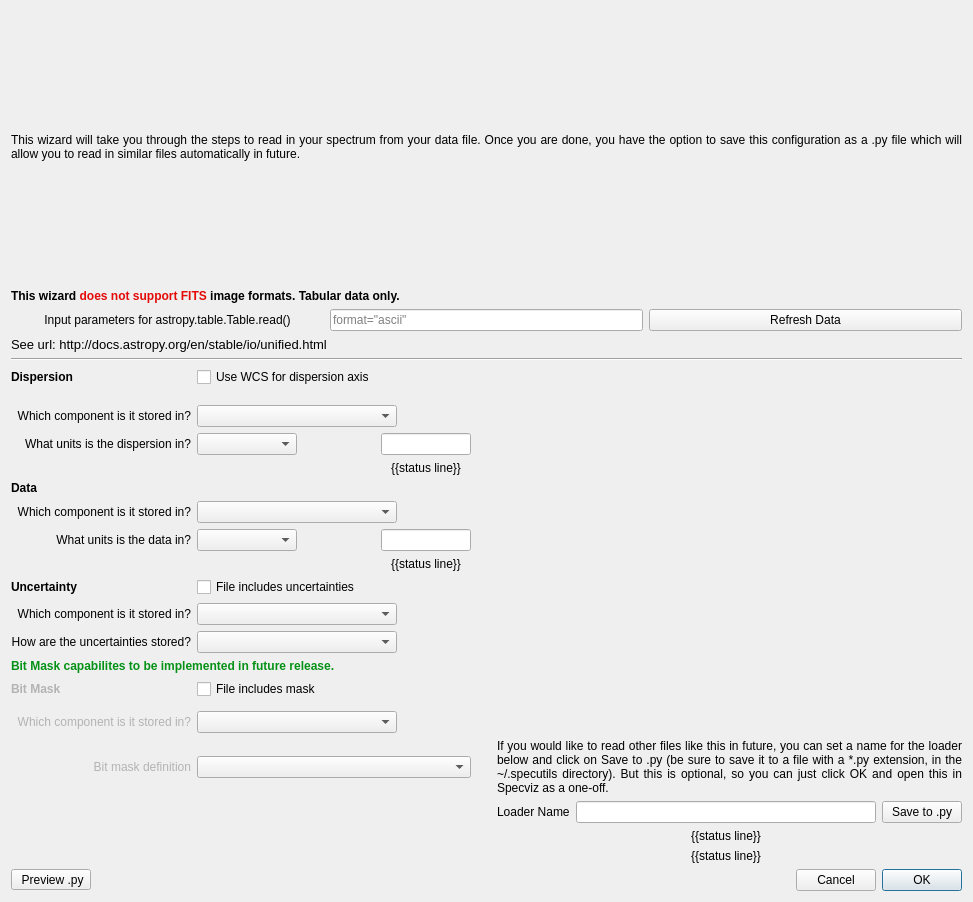
spacetelescope/specviz, file specviz/plugins/loader_wizard/loader_wizard.ui: the form before one commit.
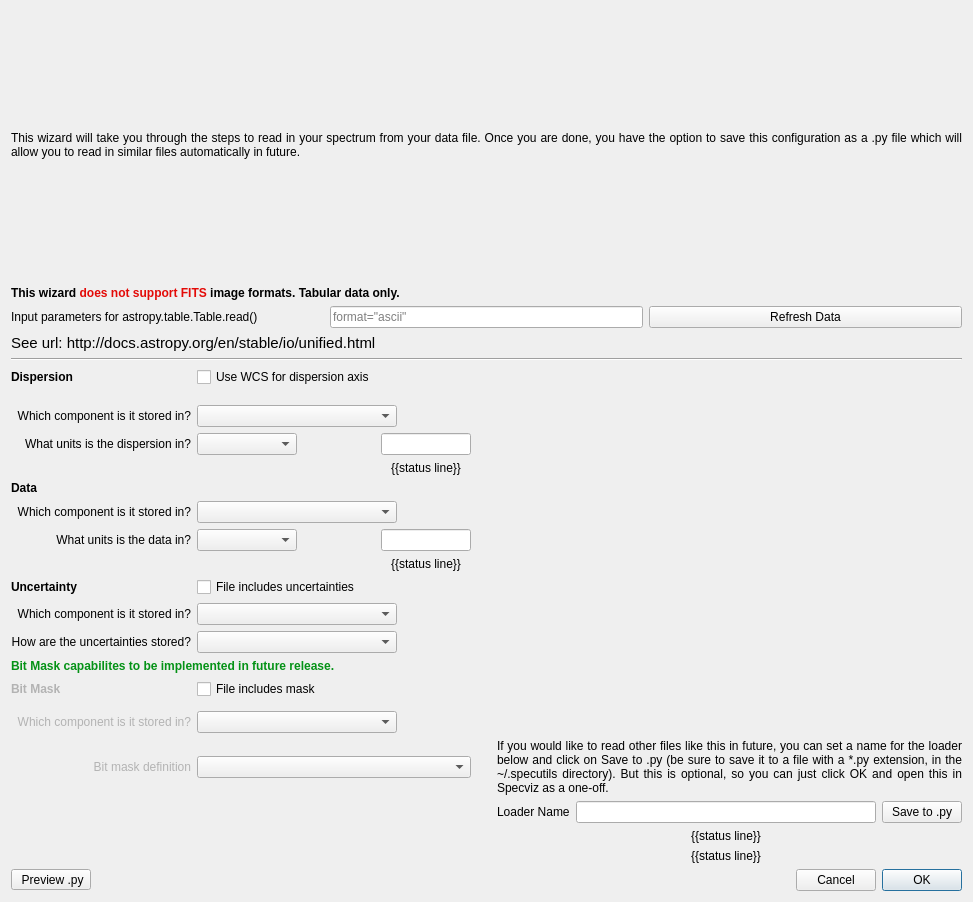
The form after the commit.

Diff of the .ui file:
```diff
--- a/specviz/plugins/loader_wizard/loader_wizard.ui
+++ b/specviz/plugins/loader_wizard/loader_wizard.ui
@@ -50,7 +50,7 @@
           <string>&lt;html&gt;&lt;head/&gt;&lt;body&gt;&lt;p&gt;Input parameters for astropy.table.Table.read()&lt;/p&gt;&lt;/body&gt;&lt;/html&gt;</string>
          </property>
          <property name="alignment">
-          <set>Qt::AlignCenter</set>
+          <set>Qt::AlignLeading|Qt::AlignLeft|Qt::AlignVCenter</set>
          </property>
          <property name="wordWrap">
           <bool>true</bool>
@@ -96,7 +96,7 @@
    <item>
     <widget class="QLabel" name="label_10">
      <property name="text">
-      <string>&lt;html&gt;&lt;head/&gt;&lt;body&gt;&lt;p&gt;&lt;span style=&quot; font-size:10pt;&quot;&gt;See url: http://docs.astropy.org/en/stable/io/unified.html&lt;/span&gt;&lt;/p&gt;&lt;/body&gt;&lt;/html&gt;</string>
+      <string>&lt;html&gt;&lt;head/&gt;&lt;body&gt;&lt;p&gt;&lt;span style=&quot; font-size:11pt;&quot;&gt;See url: http://docs.astropy.org/en/stable/io/unified.html&lt;/span&gt;&lt;/p&gt;&lt;/body&gt;&lt;/html&gt;</string>
      </property>
     </widget>
    </item>
```
